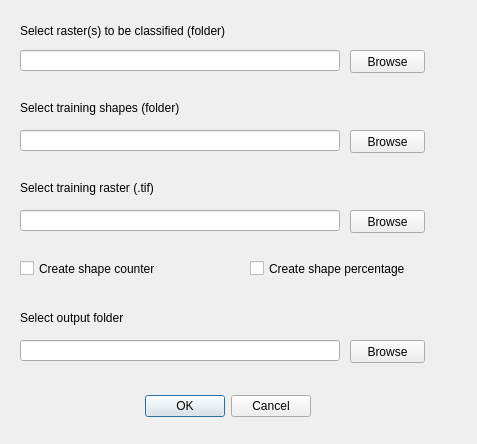
Before: the Qt Designer form roof_classify/gui/roof_classify_dialog_base.ui in DINFO-UniFI/RoofClassify, drawn with Qt 5.
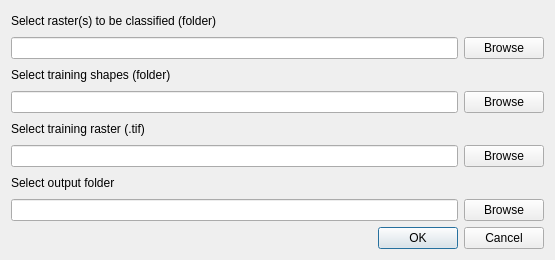
After: the same form once the commit is applied.

Commit message: Quick UI clean up, removing check boxes because unused

```diff
--- a/roof_classify/gui/roof_classify_dialog_base.ui
+++ b/roof_classify/gui/roof_classify_dialog_base.ui
@@ -6,199 +6,148 @@
    <rect>
     <x>0</x>
     <y>0</y>
-    <width>477</width>
-    <height>444</height>
+    <width>555</width>
+    <height>260</height>
    </rect>
   </property>
+  <property name="minimumSize">
+   <size>
+    <width>500</width>
+    <height>260</height>
+   </size>
+  </property>
+  <property name="maximumSize">
+   <size>
+    <width>1000</width>
+    <height>500</height>
+   </size>
+  </property>
   <property name="windowTitle">
    <string>RoofClassify</string>
   </property>
-  <widget class="QDialogButtonBox" name="button_box">
-   <property name="geometry">
-    <rect>
-     <x>-30</x>
-     <y>390</y>
-     <width>341</width>
-     <height>32</height>
-    </rect>
-   </property>
-   <property name="orientation">
-    <enum>Qt::Horizontal</enum>
-   </property>
-   <property name="standardButtons">
-    <set>QDialogButtonBox::Cancel|QDialogButtonBox::Ok</set>
-   </property>
-  </widget>
+  <layout class="QGridLayout" name="gridLayout">
+   <item row="1" column="0">
   <widget class="QLineEdit" name="lineEdit">
-   <property name="geometry">
-    <rect>
-     <x>20</x>
-     <y>50</y>
-     <width>320</width>
-     <height>21</height>
-    </rect>
-   </property>
-  </widget>
-  <widget class="QPushButton" name="pushButton">
-   <property name="geometry">
-    <rect>
-     <x>350</x>
-     <y>50</y>
-     <width>75</width>
-     <height>23</height>
-    </rect>
+     <property name="locale">
+      <locale language="English" country="UnitedStates"/>
+     </property>
+    </widget>
+   </item>
+   <item row="5" column="0">
+    <widget class="QLineEdit" name="lineEdit_3">
+     <property name="locale">
+      <locale language="English" country="UnitedStates"/>
+     </property>
+    </widget>
+   </item>
+   <item row="6" column="0">
+    <widget class="QLabel" name="label_4">
+     <property name="locale">
+      <locale language="English" country="UnitedStates"/>
+     </property>
+     <property name="text">
+      <string>Select output folder</string>
+     </property>
+    </widget>
+   </item>
+   <item row="5" column="1">
+    <widget class="QPushButton" name="pushButton_3">
+     <property name="locale">
+      <locale language="English" country="UnitedStates"/>
    </property>
    <property name="text">
     <string>Browse</string>
    </property>
   </widget>
+   </item>
+   <item row="0" column="0">
   <widget class="QLabel" name="label">
-   <property name="geometry">
-    <rect>
-     <x>20</x>
-     <y>20</y>
-     <width>300</width>
-     <height>21</height>
-    </rect>
+     <property name="locale">
+      <locale language="English" country="UnitedStates"/>
    </property>
    <property name="text">
     <string>Select raster(s) to be classified (folder)</string>
    </property>
   </widget>
-  <widget class="QLabel" name="label_2">
-   <property name="geometry">
-    <rect>
-     <x>20</x>
-     <y>100</y>
-     <width>300</width>
-     <height>16</height>
-    </rect>
+   </item>
+   <item row="1" column="1">
+    <widget class="QPushButton" name="pushButton">
+     <property name="locale">
+      <locale language="English" country="UnitedStates"/>
    </property>
    <property name="text">
-    <string>Select training shapes (folder)</string>
-   </property>
-  </widget>
+      <string>Browse</string>
+     </property>
+    </widget>
+   </item>
+   <item row="4" column="0">
   <widget class="QLabel" name="label_3">
-   <property name="geometry">
-    <rect>
-     <x>20</x>
-     <y>180</y>
-     <width>300</width>
-     <height>16</height>
-    </rect>
+     <property name="locale">
+      <locale language="English" country="UnitedStates"/>
    </property>
    <property name="text">
     <string>Select training raster (.tif)</string>
    </property>
   </widget>
-  <widget class="QLineEdit" name="lineEdit_3">
-   <property name="geometry">
-    <rect>
-     <x>20</x>
-     <y>210</y>
-     <width>320</width>
-     <height>21</height>
-    </rect>
-   </property>
-  </widget>
-  <widget class="QPushButton" name="pushButton_3">
-   <property name="geometry">
-    <rect>
-     <x>350</x>
-     <y>210</y>
-     <width>75</width>
-     <height>23</height>
-    </rect>
+   </item>
+   <item row="2" column="0">
+    <widget class="QLabel" name="label_2">
+     <property name="locale">
+      <locale language="English" country="UnitedStates"/>
    </property>
    <property name="text">
-    <string>Browse</string>
-   </property>
-  </widget>
+      <string>Select training shapes (folder)</string>
+     </property>
+    </widget>
+   </item>
+   <item row="3" column="0">
   <widget class="QLineEdit" name="lineEdit_2">
-   <property name="geometry">
-    <rect>
-     <x>20</x>
-     <y>130</y>
-     <width>320</width>
-     <height>21</height>
-    </rect>
-   </property>
-  </widget>
-  <widget class="QPushButton" name="pushButton_2">
-   <property name="geometry">
-    <rect>
-     <x>350</x>
-     <y>130</y>
-     <width>75</width>
-     <height>23</height>
-    </rect>
-   </property>
-   <property name="text">
-    <string>Browse</string>
-   </property>
-  </widget>
-  <widget class="QCheckBox" name="checkBox">
-   <property name="geometry">
-    <rect>
-     <x>20</x>
-     <y>260</y>
-     <width>171</width>
-     <height>17</height>
-    </rect>
-   </property>
-   <property name="text">
-    <string>Create shape counter</string>
-   </property>
-  </widget>
-  <widget class="QCheckBox" name="checkBox_2">
-   <property name="geometry">
-    <rect>
-     <x>250</x>
-     <y>260</y>
-     <width>161</width>
-     <height>17</height>
-    </rect>
-   </property>
-   <property name="text">
-    <string>Create shape percentage</string>
-   </property>
-  </widget>
+     <property name="locale">
+      <locale language="English" country="UnitedStates"/>
+     </property>
+    </widget>
+   </item>
+   <item row="7" column="0">
   <widget class="QLineEdit" name="lineEdit_4">
-   <property name="geometry">
-    <rect>
-     <x>20</x>
-     <y>340</y>
-     <width>320</width>
-     <height>21</height>
-    </rect>
-   </property>
-  </widget>
+     <property name="locale">
+      <locale language="English" country="UnitedStates"/>
+     </property>
+    </widget>
+   </item>
+   <item row="3" column="1">
+    <widget class="QPushButton" name="pushButton_2">
+     <property name="locale">
+      <locale language="English" country="UnitedStates"/>
+     </property>
+     <property name="text">
+      <string>Browse</string>
+     </property>
+    </widget>
+   </item>
+   <item row="7" column="1">
   <widget class="QPushButton" name="pushButton_4">
-   <property name="geometry">
-    <rect>
-     <x>350</x>
-     <y>340</y>
-     <width>75</width>
-     <height>23</height>
-    </rect>
+     <property name="locale">
+      <locale language="English" country="UnitedStates"/>
    </property>
    <property name="text">
     <string>Browse</string>
    </property>
   </widget>
-  <widget class="QLabel" name="label_4">
-   <property name="geometry">
-    <rect>
-     <x>20</x>
-     <y>310</y>
-     <width>300</width>
-     <height>16</height>
-    </rect>
-   </property>
-   <property name="text">
-    <string>Select output folder</string>
-   </property>
-  </widget>
+   </item>
+   <item row="8" column="0" colspan="2">
+    <widget class="QDialogButtonBox" name="button_box">
+     <property name="locale">
+      <locale language="English" country="UnitedStates"/>
+     </property>
+     <property name="orientation">
+      <enum>Qt::Horizontal</enum>
+     </property>
+     <property name="standardButtons">
+      <set>QDialogButtonBox::Cancel|QDialogButtonBox::Ok</set>
+     </property>
+    </widget>
+   </item>
+  </layout>
  </widget>
  <resources/>
  <connections>
```
Lines whose indentation alone changed are shown as unchanged. The commit also changes 1 other file.
